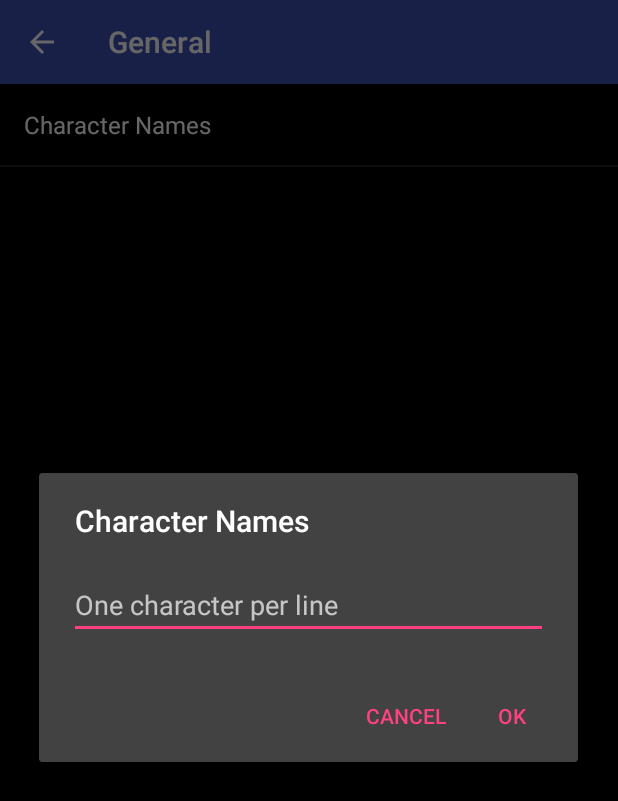
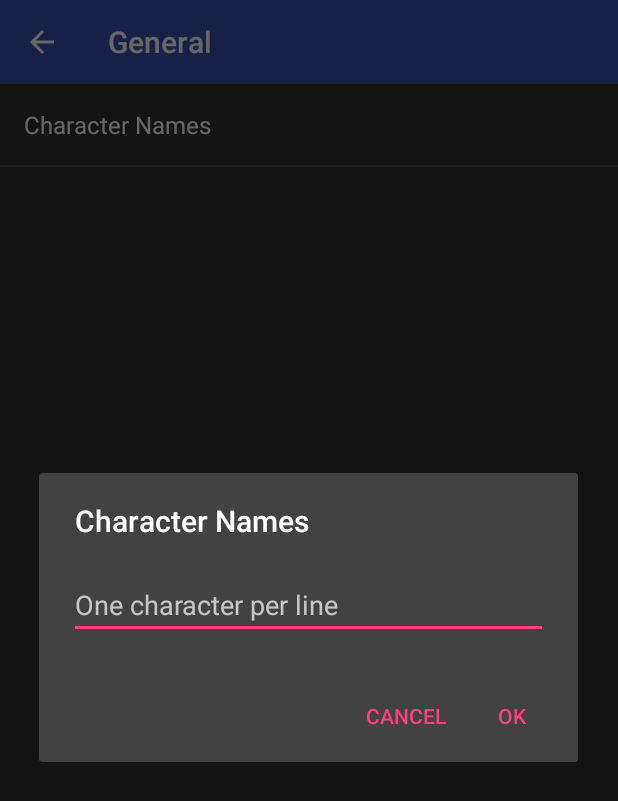
Before and after one commit to Xeio/SWLCooldownMonitor, an Android app: the SettingsActivity screen opened directly, with no data from a screen before it, after a tap on "Character Names", on a phone screen of 412 x 824 dp. Shown: the top 801 px of the screen. Run offline under Robolectric (Android 15) with nearby library versions, the phone set to English and light mode, and no system bars; 1 other tap on this screen came first.

Commit message:
Revert background coloring

```diff
--- a/AndroidApp/app/src/main/res/values/styles.xml
+++ b/AndroidApp/app/src/main/res/values/styles.xml
@@ -12,7 +12,6 @@
         <item name="colorPrimary">@color/colorPrimary</item>
         <item name="colorPrimaryDark">@color/colorPrimaryDark</item>
         <item name="colorAccent">@color/colorAccent</item>
-        <item name="android:colorBackground">@android:color/background_dark</item>
     </style>
 
 
```
